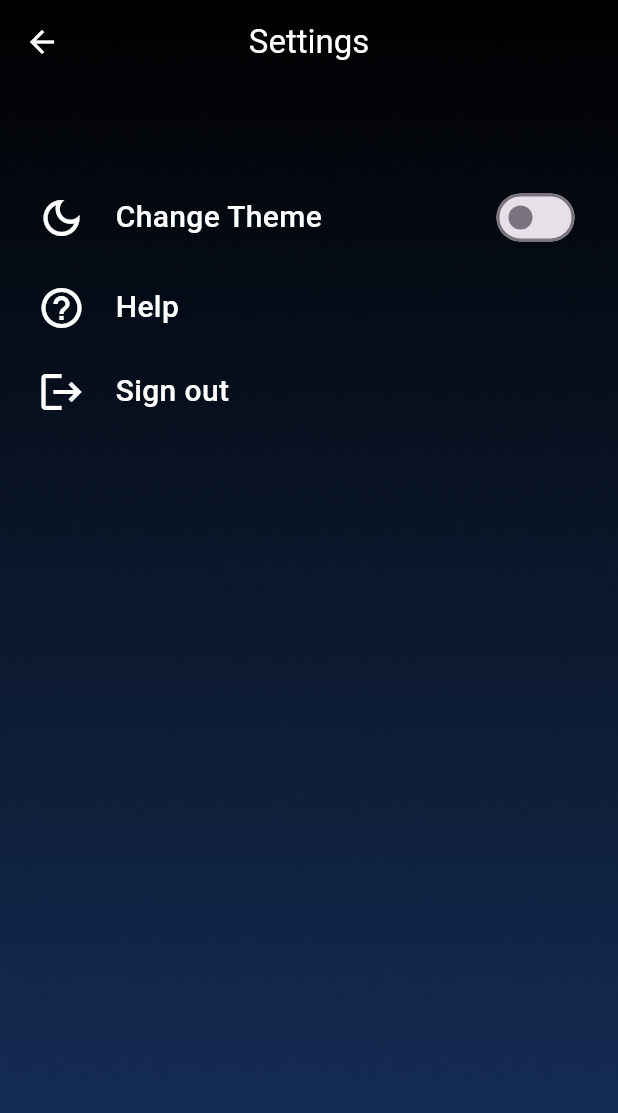
After one commit to BaselBarakat1/vqa_app, a Flutter app: the settings_screen screen opened by its route, on a phone screen of 412 x 824 dp. The commit adds this screen. Shown: the top 1113 px of the screen. Run offline on Flutter 3.47's test engine with Material 3 defaults, Android fonts, the phone set to English and light mode, and no system bars.

Commit message:
+ settings screen + theme switch button + help + sign out

```diff
--- a/lib/main.dart
+++ b/lib/main.dart
@@ -2,6 +2,7 @@ import 'package:flutter/material.dart';
 import 'package:vqa_app/view/home/home_screen.dart';
 import 'package:vqa_app/view/home/login/login_screen.dart';
 import 'package:vqa_app/view/home/register/register_screen.dart';
+import 'package:vqa_app/view/home/settings/settings_screen.dart';
 import 'package:vqa_app/view/splash/splash_screen.dart';
 import 'package:vqa_app/view/styles/my_theme_data.dart';
 
@@ -19,6 +20,7 @@ class MyApplication extends StatelessWidget{
       loginScreen.routeName : (context) => loginScreen(),
       registerScreen.routeName : (context) => registerScreen(),
        homeScreen.routeName : (context) => homeScreen(),
+       settings_screen.routeName : (context) => settings_screen(),
      },
      initialRoute: homeScreen.routeName ,
      theme: MyThemeData.lightTheme,
--- a/lib/view/home/home_drawer.dart
+++ b/lib/view/home/home_drawer.dart
@@ -1,4 +1,5 @@
 import 'package:flutter/material.dart';
+import 'package:vqa_app/view/home/settings/settings_screen.dart';
 
 class HomeDrawer extends StatelessWidget {
 
@@ -11,7 +12,11 @@ class HomeDrawer extends StatelessWidget {
         padding: EdgeInsets.all(12),
         child: Column(
          children: [
-           Padding(
+           InkWell(
+             onTap: () {
+
+             },
+             child: Padding(
                padding: const EdgeInsets.all(12),
                child: Row(
                  children: [
@@ -21,7 +26,12 @@ class HomeDrawer extends StatelessWidget {
                  ],
                ),
              ),
-           Padding(
+           ),
+           InkWell(
+             onTap: () {
+               Navigator.pushNamed(context, settings_screen.routeName);
+             },
+             child: Padding(
                padding: const EdgeInsets.all(12),
                child: Row(
                  children: [
@@ -29,6 +39,7 @@ class HomeDrawer extends StatelessWidget {
                    SizedBox(width: 11.5,),
                    Text('Settings',style: TextStyle(color: Colors.white,fontSize: 20,fontWeight: FontWeight.w400),)
                  ],
+               ),
              ),
            ),
            Container(
--- a/lib/view/home/home_screen.dart
+++ b/lib/view/home/home_screen.dart
@@ -16,7 +16,6 @@ static const String routeName = 'Home_Screen';
       ),
      child: Scaffold(
       appBar: AppBar(
-        backgroundColor: Colors.transparent,
         title: Text('VQA',style: TextStyle(fontWeight:FontWeight.bold,fontSize:24 ,color: Colors.white)),
         leading: IconButton(
             icon: Icon(Icons.menu_outlined,color: Colors.white,size: 24),
@@ -27,7 +26,6 @@ static const String routeName = 'Home_Screen';
                 _scaffoldKey.currentState?.openEndDrawer();
               }
             }),
-        centerTitle: true,
       ),
        body: Scaffold(
          key: _scaffoldKey,
--- /dev/null
+++ b/lib/view/home/settings/settings_screen.dart
@@ -0,0 +1,84 @@
+import 'package:flutter/material.dart';
+import 'package:vqa_app/view/home/home_screen.dart';
+import 'package:vqa_app/view/home/login/login_screen.dart';
+
+class settings_screen extends StatefulWidget{
+static const String routeName = 'Settings_Screen';
+
+  @override
+  State<settings_screen> createState() => _settings_screenState();
+}
+
+class _settings_screenState extends State<settings_screen> {
+bool isSwitched = false;
+
+  @override
+  Widget build(BuildContext context) {
+    return Container(
+      decoration: BoxDecoration(
+        image: DecorationImage(
+            image: AssetImage('assets/images/home_screen_background.png'),
+            fit: BoxFit.fill
+        ),
+      ),
+      child: Scaffold(
+        appBar: AppBar(
+          title: Text('Settings',style: TextStyle(fontWeight:FontWeight.w400,fontSize:22 ,color: Colors.white)),
+        ),
+        body: Container(
+          padding: EdgeInsets.symmetric(horizontal: 25,vertical: 65),
+          child: Column(
+            children: [
+              Row(
+                children: [
+                  Icon(Icons.dark_mode_outlined,color: Colors.white,size: 32),
+                  Container(
+                      padding: EdgeInsets.only(left: 20),
+                      child: Text('Change Theme',style: TextStyle(fontSize: 20,fontWeight: FontWeight.w500,color: Colors.white),)),
+                  Spacer(),
+                  Switch(
+                      activeTrackColor: Color(0xff16305C),
+                      value: isSwitched,
+                      onChanged: (value) {
+                        setState(() {
+                          isSwitched = value;
+                        });
+                      },
+                  )
+                ],
+              ),
+              SizedBox(height: 20,),
+              InkWell(
+                onTap: () {
+
+                },
+                child: Row(
+                  children: [
+                    Icon(Icons.help_outline,color: Colors.white,size: 32),
+                    Container(
+                        padding: EdgeInsets.only(left: 20),
+                        child: Text('Help',style: TextStyle(fontSize: 20,fontWeight: FontWeight.w500,color: Colors.white),)),
+                  ],
+                ),
+              ),
+              SizedBox(height: 24,),
+              InkWell(
+                onTap: () {
+                 Navigator.pushReplacementNamed(context, loginScreen.routeName);//Edit
+                },
+                child: Row(
+                  children: [
+                    Icon(Icons.logout,color: Colors.white,size: 32),
+                    Container(
+                        padding: EdgeInsets.only(left: 20),
+                        child: Text('Sign out',style: TextStyle(fontSize: 20,fontWeight: FontWeight.w500,color: Colors.white),)),
+                  ],
+                ),
+              )
+            ],
+          ),
+        ),
+      ),
+    );
+  }
+}
--- a/lib/view/styles/my_theme_data.dart
+++ b/lib/view/styles/my_theme_data.dart
@@ -12,5 +12,12 @@ class MyThemeData {
           textStyle: TextStyle(color: Colors.white,fontWeight: FontWeight.w400,fontSize: 14),
         )
     ),
+    appBarTheme: AppBarTheme(
+      color: Colors.transparent,
+      centerTitle: true,
+      iconTheme: IconThemeData(
+        color: Colors.white
+      )
+    )
   );
 }
```
Lines whose indentation alone changed are shown as unchanged.
